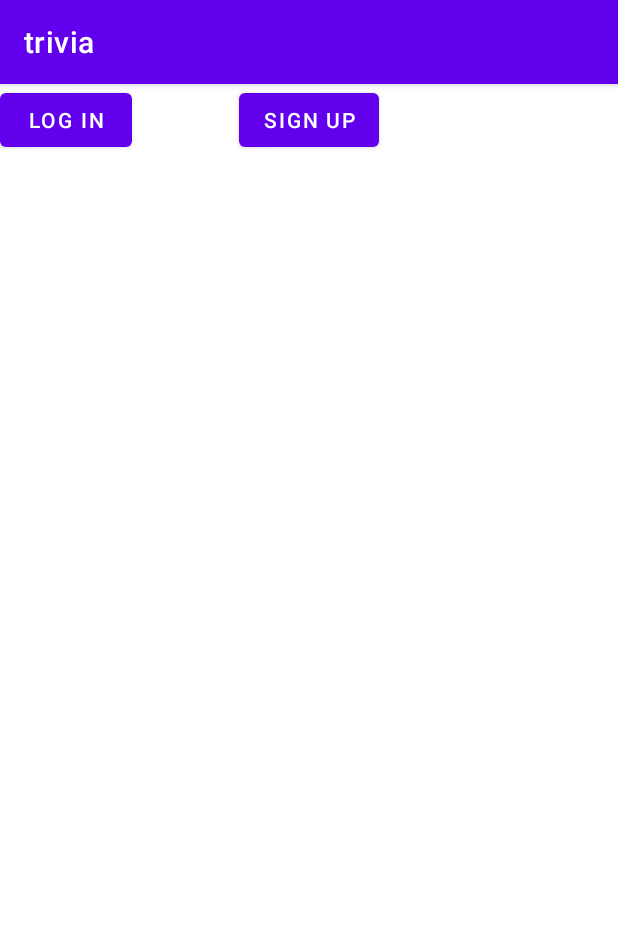
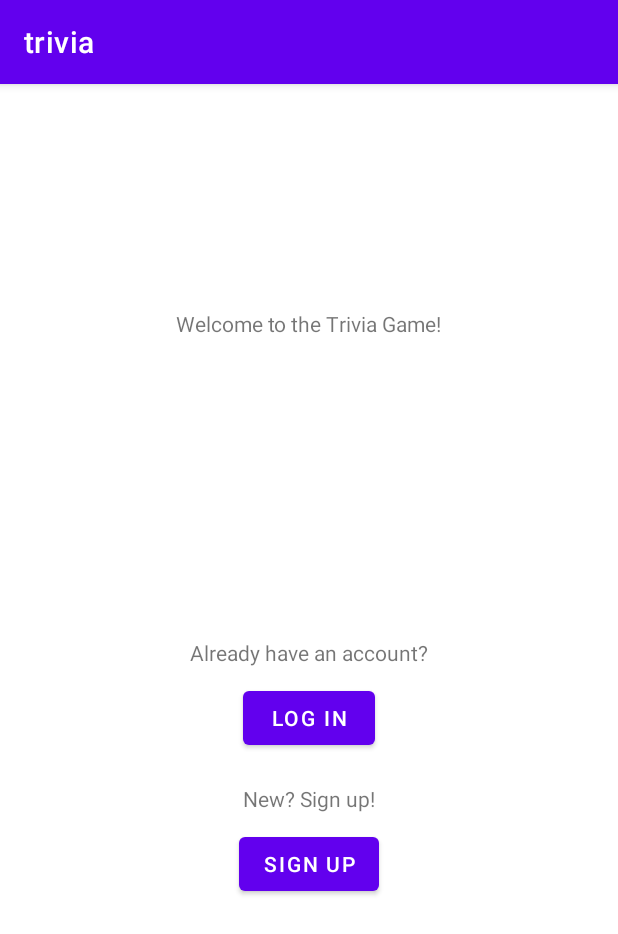
Before and after one commit to swiftie1321/TriviaProject, an Android app: the screen it shows after launch (MainActivity), on a phone screen of 412 x 824 dp. Shown: the top 934 px of the screen. Run offline under Robolectric (Android 15) with nearby library versions, the light colour scheme and no system bars.

Commit message:
Log in and Sign up buttoms looks good! Added some text as well. It is too late rn btw lol

```diff
--- a/app/src/main/res/layout/activity_main.xml
+++ b/app/src/main/res/layout/activity_main.xml
@@ -1,26 +1,46 @@
 <?xml version="1.0" encoding="utf-8"?>
-<androidx.constraintlayout.widget.ConstraintLayout xmlns:android="http://schemas.android.com/apk/res/android"
+<androidx.appcompat.widget.LinearLayoutCompat xmlns:android="http://schemas.android.com/apk/res/android"
     xmlns:app="http://schemas.android.com/apk/res-auto"
     xmlns:tools="http://schemas.android.com/tools"
     android:layout_width="match_parent"
     android:layout_height="match_parent"
+    android:orientation="vertical"
     tools:context=".MainActivity">
+
+    <TextView
+        android:layout_width="wrap_content"
+        android:layout_height="wrap_content"
+        android:text="Welcome to the Trivia Game!"
+        android:layout_gravity="center_horizontal"
+        android:layout_marginTop="150dp"/>
+
+    <TextView
+        android:layout_width="wrap_content"
+        android:layout_height="wrap_content"
+        android:text="Already have an account?"
+        android:layout_gravity="center_horizontal"
+        android:layout_marginTop="200dp" />
 
     <Button
         android:id="@+id/button4"
         android:layout_width="wrap_content"
         android:layout_height="wrap_content"
         android:text="Log In"
-        tools:layout_editor_absoluteX="159dp"
-        tools:layout_editor_absoluteY="307dp" />
+        android:layout_gravity="center_horizontal"
+        android:layout_marginTop="10dp"/>
+
+    <TextView
+        android:layout_width="wrap_content"
+        android:layout_height="wrap_content"
+        android:text="New? Sign up!"
+        android:layout_gravity="center_horizontal"
+        android:layout_marginTop="20dp" />
 
     <Button
         android:id="@+id/button5"
         android:layout_width="wrap_content"
         android:layout_height="wrap_content"
         android:text="Sign Up"
-        app:layout_constraintEnd_toEndOf="parent"
-        app:layout_constraintHorizontal_bias="0.5"
-        app:layout_constraintStart_toStartOf="parent"
-        tools:layout_editor_absoluteY="379dp" />
-</androidx.constraintlayout.widget.ConstraintLayout>
+        android:layout_gravity="center_horizontal"
+        android:layout_marginTop="10dp"/>
+</androidx.appcompat.widget.LinearLayoutCompat>
```
